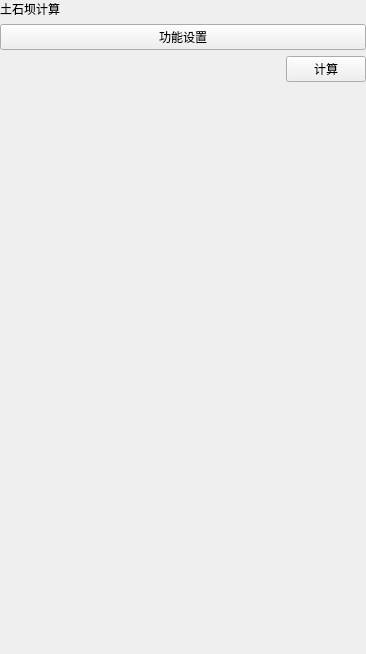
Qt form plugins/Base_Slover/DamAnalysisWidget.ui (asd977/base_cae) before a commit.
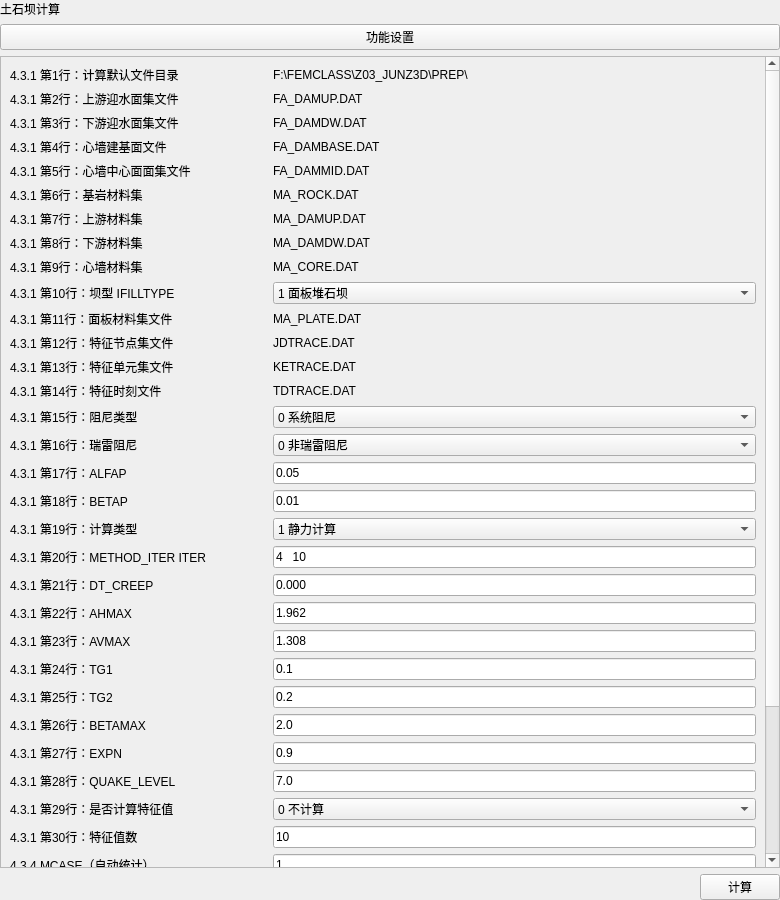
The same form after that commit.

Commit message: refactor(solver): move DamAnalysis/FillStorage controls into .ui

```diff
--- a/plugins/Base_Slover/DamAnalysisWidget.ui
+++ b/plugins/Base_Slover/DamAnalysisWidget.ui
@@ -3,80 +3,105 @@
  <class>DamAnalysisWidget</class>
  <widget class="QWidget" name="DamAnalysisWidget">
   <property name="geometry">
-   <rect>
-    <x>0</x>
-    <y>0</y>
-    <width>366</width>
-    <height>654</height>
-   </rect>
+   <rect><x>0</x><y>0</y><width>780</width><height>900</height></rect>
   </property>
-  <property name="windowTitle">
-   <string>土石坝计算</string>
-  </property>
+  <property name="windowTitle"><string>土石坝计算</string></property>
   <layout class="QVBoxLayout" name="verticalLayout">
-   <property name="leftMargin">
-    <number>0</number>
-   </property>
-   <property name="topMargin">
-    <number>0</number>
-   </property>
-   <property name="rightMargin">
-    <number>0</number>
-   </property>
-   <property name="bottomMargin">
-    <number>0</number>
-   </property>
+   <property name="leftMargin"><number>0</number></property>
+   <property name="topMargin"><number>0</number></property>
+   <property name="rightMargin"><number>0</number></property>
+   <property name="bottomMargin"><number>0</number></property>
+   <item><widget class="QLabel" name="pageNameLabel"><property name="text"><string>土石坝计算</string></property></widget></item>
+   <item><widget class="QPushButton" name="sectionTitleButton"><property name="text"><string>功能设置</string></property></widget></item>
    <item>
-    <widget class="QLabel" name="pageNameLabel">
-     <property name="text">
-      <string>土石坝计算</string>
-     </property>
-    </widget>
-   </item>
-   <item>
-    <widget class="QPushButton" name="sectionTitleButton">
-     <property name="text">
-      <string>功能设置</string>
-     </property>
+    <widget class="QScrollArea" name="scrollArea">
+     <property name="widgetResizable"><bool>true</bool></property>
+     <widget class="QWidget" name="scrollAreaWidgetContents">
+      <layout class="QFormLayout" name="formLayoutIfill">
+       <item row="0" column="0"><widget class="QLabel" name="labelLine1"><property name="text"><string>4.3.1 第1行：计算默认文件目录</string></property></widget></item>
+       <item row="0" column="1"><widget class="QLabel" name="line1Value"><property name="text"><string>F:\FEMCLASS\Z03_JUNZ3D\PREP\</string></property></widget></item>
+       <item row="1" column="0"><widget class="QLabel" name="labelLine2"><property name="text"><string>4.3.1 第2行：上游迎水面集文件</string></property></widget></item>
+       <item row="1" column="1"><widget class="QLabel" name="line2Value"><property name="text"><string>FA_DAMUP.DAT</string></property></widget></item>
+       <item row="2" column="0"><widget class="QLabel" name="labelLine3"><property name="text"><string>4.3.1 第3行：下游迎水面集文件</string></property></widget></item>
+       <item row="2" column="1"><widget class="QLabel" name="line3Value"><property name="text"><string>FA_DAMDW.DAT</string></property></widget></item>
+       <item row="3" column="0"><widget class="QLabel" name="labelLine4"><property name="text"><string>4.3.1 第4行：心墙建基面文件</string></property></widget></item>
+       <item row="3" column="1"><widget class="QLabel" name="line4Value"><property name="text"><string>FA_DAMBASE.DAT</string></property></widget></item>
+       <item row="4" column="0"><widget class="QLabel" name="labelLine5"><property name="text"><string>4.3.1 第5行：心墙中心面面集文件</string></property></widget></item>
+       <item row="4" column="1"><widget class="QLabel" name="line5Value"><property name="text"><string>FA_DAMMID.DAT</string></property></widget></item>
+       <item row="5" column="0"><widget class="QLabel" name="labelLine6"><property name="text"><string>4.3.1 第6行：基岩材料集</string></property></widget></item>
+       <item row="5" column="1"><widget class="QLabel" name="line6Value"><property name="text"><string>MA_ROCK.DAT</string></property></widget></item>
+       <item row="6" column="0"><widget class="QLabel" name="labelLine7"><property name="text"><string>4.3.1 第7行：上游材料集</string></property></widget></item>
+       <item row="6" column="1"><widget class="QLabel" name="line7Value"><property name="text"><string>MA_DAMUP.DAT</string></property></widget></item>
+       <item row="7" column="0"><widget class="QLabel" name="labelLine8"><property name="text"><string>4.3.1 第8行：下游材料集</string></property></widget></item>
+       <item row="7" column="1"><widget class="QLabel" name="line8Value"><property name="text"><string>MA_DAMDW.DAT</string></property></widget></item>
+       <item row="8" column="0"><widget class="QLabel" name="labelLine9"><property name="text"><string>4.3.1 第9行：心墙材料集</string></property></widget></item>
+       <item row="8" column="1"><widget class="QLabel" name="line9Value"><property name="text"><string>MA_CORE.DAT</string></property></widget></item>
+       <item row="9" column="0"><widget class="QLabel" name="labelLine10"><property name="text"><string>4.3.1 第10行：坝型 IFILLTYPE</string></property></widget></item>
+       <item row="9" column="1"><widget class="QComboBox" name="comboLine10"><item><property name="text"><string>1 面板堆石坝</string></property></item><item><property name="text"><string>2 心墙堆石坝</string></property></item><item><property name="text"><string>3 沥青心墙堆石坝</string></property></item><item><property name="text"><string>4 均质坝</string></property></item></widget></item>
+       <item row="10" column="0"><widget class="QLabel" name="labelLine11"><property name="text"><string>4.3.1 第11行：面板材料集文件</string></property></widget></item>
+       <item row="10" column="1"><widget class="QLabel" name="line11Value"><property name="text"><string>MA_PLATE.DAT</string></property></widget></item>
+       <item row="11" column="0"><widget class="QLabel" name="labelLine12"><property name="text"><string>4.3.1 第12行：特征节点集文件</string></property></widget></item>
+       <item row="11" column="1"><widget class="QLabel" name="line12Value"><property name="text"><string>JDTRACE.DAT</string></property></widget></item>
+       <item row="12" column="0"><widget class="QLabel" name="labelLine13"><property name="text"><string>4.3.1 第13行：特征单元集文件</string></property></widget></item>
+       <item row="12" column="1"><widget class="QLabel" name="line13Value"><property name="text"><string>KETRACE.DAT</string></property></widget></item>
+       <item row="13" column="0"><widget class="QLabel" name="labelLine14"><property name="text"><string>4.3.1 第14行：特征时刻文件</string></property></widget></item>
+       <item row="13" column="1"><widget class="QLabel" name="line14Value"><property name="text"><string>TDTRACE.DAT</string></property></widget></item>
+       <item row="14" column="0"><widget class="QLabel" name="labelLine15"><property name="text"><string>4.3.1 第15行：阻尼类型</string></property></widget></item>
+       <item row="14" column="1"><widget class="QComboBox" name="comboLine15"><item><property name="text"><string>0 系统阻尼</string></property></item><item><property name="text"><string>1 分材料阻尼</string></property></item></widget></item>
+       <item row="15" column="0"><widget class="QLabel" name="labelLine16"><property name="text"><string>4.3.1 第16行：瑞雷阻尼</string></property></widget></item>
+       <item row="15" column="1"><widget class="QComboBox" name="comboLine16"><item><property name="text"><string>0 非瑞雷阻尼</string></property></item><item><property name="text"><string>1 瑞雷阻尼</string></property></item></widget></item>
+       <item row="16" column="0"><widget class="QLabel" name="labelLine17"><property name="text"><string>4.3.1 第17行：ALFAP</string></property></widget></item>
+       <item row="16" column="1"><widget class="QLineEdit" name="editLine17"><property name="text"><string>0.05</string></property></widget></item>
+       <item row="17" column="0"><widget class="QLabel" name="labelLine18"><property name="text"><string>4.3.1 第18行：BETAP</string></property></widget></item>
+       <item row="17" column="1"><widget class="QLineEdit" name="editLine18"><property name="text"><string>0.01</string></property></widget></item>
+       <item row="18" column="0"><widget class="QLabel" name="labelLine19"><property name="text"><string>4.3.1 第19行：计算类型</string></property></widget></item>
+       <item row="18" column="1"><widget class="QComboBox" name="comboLine19"><item><property name="text"><string>1 静力计算</string></property></item><item><property name="text"><string>2 动力计算</string></property></item><item><property name="text"><string>3 静动力全部计算</string></property></item></widget></item>
+       <item row="19" column="0"><widget class="QLabel" name="labelLine20"><property name="text"><string>4.3.1 第20行：METHOD_ITER ITER</string></property></widget></item>
+       <item row="19" column="1"><widget class="QLineEdit" name="editLine20"><property name="text"><string>4   10</string></property></widget></item>
+       <item row="20" column="0"><widget class="QLabel" name="labelLine21"><property name="text"><string>4.3.1 第21行：DT_CREEP</string></property></widget></item>
+       <item row="20" column="1"><widget class="QLineEdit" name="editLine21"><property name="text"><string>0.000</string></property></widget></item>
+       <item row="21" column="0"><widget class="QLabel" name="labelLine22"><property name="text"><string>4.3.1 第22行：AHMAX</string></property></widget></item>
+       <item row="21" column="1"><widget class="QLineEdit" name="editLine22"><property name="text"><string>1.962</string></property></widget></item>
+       <item row="22" column="0"><widget class="QLabel" name="labelLine23"><property name="text"><string>4.3.1 第23行：AVMAX</string></property></widget></item>
+       <item row="22" column="1"><widget class="QLineEdit" name="editLine23"><property name="text"><string>1.308</string></property></widget></item>
+       <item row="23" column="0"><widget class="QLabel" name="labelLine24"><property name="text"><string>4.3.1 第24行：TG1</string></property></widget></item>
+       <item row="23" column="1"><widget class="QLineEdit" name="editLine24"><property name="text"><string>0.1</string></property></widget></item>
+       <item row="24" column="0"><widget class="QLabel" name="labelLine25"><property name="text"><string>4.3.1 第25行：TG2</string></property></widget></item>
+       <item row="24" column="1"><widget class="QLineEdit" name="editLine25"><property name="text"><string>0.2</string></property></widget></item>
+       <item row="25" column="0"><widget class="QLabel" name="labelLine26"><property name="text"><string>4.3.1 第26行：BETAMAX</string></property></widget></item>
+       <item row="25" column="1"><widget class="QLineEdit" name="editLine26"><property name="text"><string>2.0</string></property></widget></item>
+       <item row="26" column="0"><widget class="QLabel" name="labelLine27"><property name="text"><string>4.3.1 第27行：EXPN</string></property></widget></item>
+       <item row="26" column="1"><widget class="QLineEdit" name="editLine27"><property name="text"><string>0.9</string></property></widget></item>
+       <item row="27" column="0"><widget class="QLabel" name="labelLine28"><property name="text"><string>4.3.1 第28行：QUAKE_LEVEL</string></property></widget></item>
+       <item row="27" column="1"><widget class="QLineEdit" name="editLine28"><property name="text"><string>7.0</string></property></widget></item>
+       <item row="28" column="0"><widget class="QLabel" name="labelLine29"><property name="text"><string>4.3.1 第29行：是否计算特征值</string></property></widget></item>
+       <item row="28" column="1"><widget class="QComboBox" name="comboLine29"><item><property name="text"><string>0 不计算</string></property></item><item><property name="text"><string>1 计算</string></property></item></widget></item>
+       <item row="29" column="0"><widget class="QLabel" name="labelLine30"><property name="text"><string>4.3.1 第30行：特征值数</string></property></widget></item>
+       <item row="29" column="1"><widget class="QLineEdit" name="editLine30"><property name="text"><string>10</string></property></widget></item>
+       <item row="30" column="0"><widget class="QLabel" name="labelMCase"><property name="text"><string>4.3.4 MCASE（自动统计）</string></property></widget></item>
+       <item row="30" column="1"><widget class="QLineEdit" name="editMCase"><property name="readOnly"><bool>true</bool></property><property name="text"><string>1</string></property></widget></item>
+       <item row="31" column="0"><widget class="QLabel" name="labelX"><property name="text"><string>4.3.2(1) X1 X2 X3</string></property></widget></item>
+       <item row="31" column="1"><widget class="QLineEdit" name="editX"><property name="text"><string>0.000000  0.000000  0.000000</string></property></widget></item>
+       <item row="32" column="0"><widget class="QLabel" name="labelAlfa"><property name="text"><string>4.3.2(2) α1 α2 α3</string></property></widget></item>
+       <item row="32" column="1"><widget class="QLineEdit" name="editAlfa"><property name="text"><string>0.000000  0.000000  0.000000</string></property></widget></item>
+       <item row="33" column="0"><widget class="QLabel" name="labelAxis"><property name="text"><string>4.3.2(3) IXUPDW XAMID YAMID XBMID YBMID</string></property></widget></item>
+       <item row="33" column="1"><widget class="QLineEdit" name="editAxis"><property name="text"><string>1  3  0.000000  0.000000  0.000000  0.000000</string></property></widget></item>
+       <item row="34" column="0"><widget class="QLabel" name="labelRock"><property name="text"><string>4.3.3 IFROCK IFISO</string></property></widget></item>
+       <item row="34" column="1"><widget class="QLineEdit" name="editRock"><property name="text"><string>1  0</string></property></widget></item>
+       <item row="35" column="0"><widget class="QLabel" name="labelSummary"><property name="text"><string>当前配置摘要</string></property></widget></item>
+       <item row="35" column="1"><widget class="QLabel" name="summaryLabel"><property name="wordWrap"><bool>true</bool></property></widget></item>
+       <item row="36" column="0"><widget class="QLabel" name="labelValidate"><property name="text"><string>配置检查</string></property></widget></item>
+       <item row="36" column="1"><widget class="QPushButton" name="btnValidation"><property name="text"><string>校验配置</string></property></widget></item>
+      </layout>
+     </widget>
     </widget>
    </item>
    <item>
     <layout class="QHBoxLayout" name="horizontalLayoutCompute">
-     <item>
-      <spacer name="horizontalSpacerCompute">
-       <property name="orientation">
-        <enum>Qt::Horizontal</enum>
-       </property>
-       <property name="sizeHint" stdset="0">
-        <size>
-         <width>0</width>
-         <height>0</height>
-        </size>
-       </property>
-      </spacer>
-     </item>
-     <item>
-      <widget class="QPushButton" name="btnCompute">
-       <property name="text">
-        <string>计算</string>
-       </property>
-      </widget>
-     </item>
+     <item><spacer name="horizontalSpacerCompute"><property name="orientation"><enum>Qt::Horizontal</enum></property><property name="sizeHint" stdset="0"><size><width>0</width><height>0</height></size></property></spacer></item>
+     <item><widget class="QPushButton" name="btnCompute"><property name="text"><string>计算</string></property></widget></item>
     </layout>
    </item>
-   <item>
-    <spacer name="verticalSpacer">
-     <property name="orientation">
-      <enum>Qt::Vertical</enum>
-     </property>
-     <property name="sizeHint" stdset="0">
-      <size>
-       <width>20</width>
-       <height>40</height>
-      </size>
-     </property>
-    </spacer>
-   </item>
   </layout>
  </widget>
  <resources/>
```
The commit also changes 5 other files.
